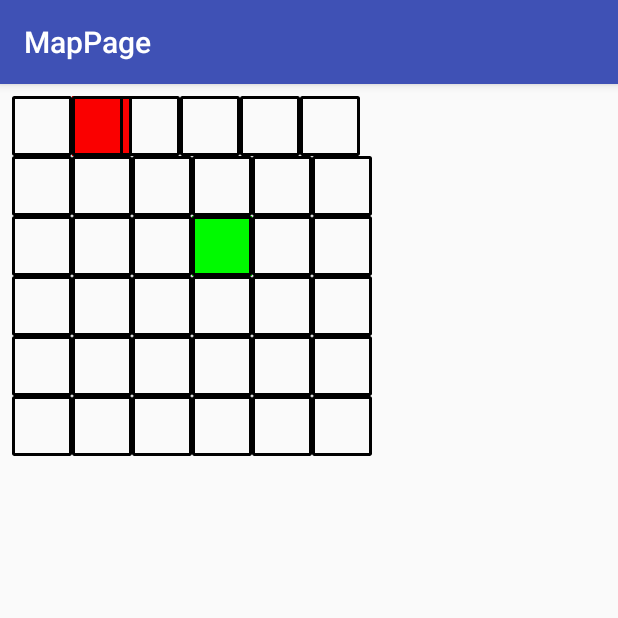
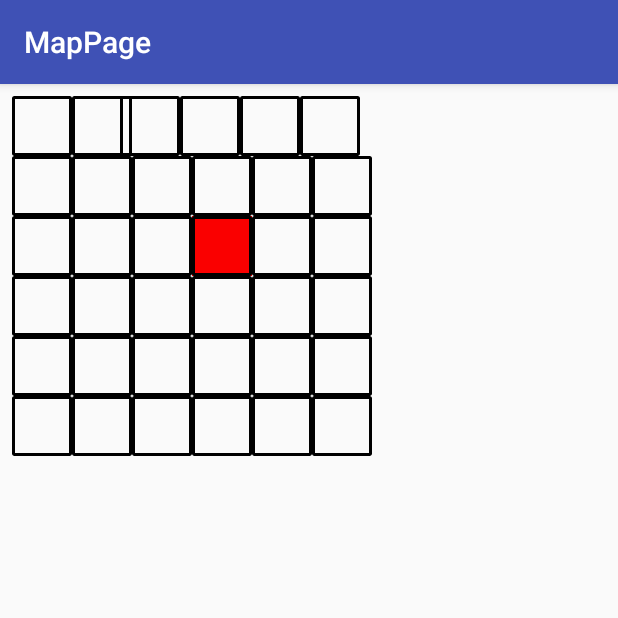
Before and after one commit to aryan9/WiFiRSSIMapper, an Android app: the MapActivity screen opened directly, with no data from a screen before it, on a phone screen of 412 x 824 dp, the top half of it. Run offline under Robolectric (Android 15) with nearby library versions, the phone set to English and light mode, and no system bars.

Commit message:
Added function to plot the given x and y coordinates.

```diff
--- a/app/src/main/java/com/example/a0132535/wifirssimapper/MainActivity.java
+++ b/app/src/main/java/com/example/a0132535/wifirssimapper/MainActivity.java
@@ -62,6 +62,8 @@ public class MainActivity extends AppCompatActivity {
     boolean wifiScanResultsReceived = true;
     RSSIDistanceDbHelper RssiDistanceDb;
     CalculateDistanceFromRSSI DistanceClass;
+
+    MapActivity mapActivity;
 
     @Override
     protected void onCreate(Bundle savedInstanceState) {
@@ -202,6 +204,7 @@ public class MainActivity extends AppCompatActivity {
             public void onClick(View v) {
                 Intent mapIntent = new Intent(MainActivity.this, MapActivity.class);
                 startActivity(mapIntent);
+                //mapActivity.PlotCoordinates(2.5,3.5);
                 //DistanceClass.printVal();
 
 //                RSSIinformation InfoObject = new RSSIinformation();
@@ -385,10 +388,6 @@ public class MainActivity extends AppCompatActivity {
             double currentMinDistance = 10000;
 
             for(int i = 0; i < wifiList.size(); i++){
-
-//                sb.append(new Integer(i+1).toString() + ". ");
-//                sb.append((wifiList.get(i)).toString());
-//                sb.append("\n\n");
                 if(wifiList.get(i).SSID.toString().equals(APs[0]))
                 {
                     sb.append(wifiList.get(i).SSID.toString() + "\n");
@@ -491,6 +490,7 @@ public class MainActivity extends AppCompatActivity {
                 }
             });
 
+
             Log.d(TAG,sb.toString());
             tvScanResults.setText(sb);
             wifiScanResultsReceived = true;
--- a/app/src/main/java/com/example/a0132535/wifirssimapper/MapActivity.java
+++ b/app/src/main/java/com/example/a0132535/wifirssimapper/MapActivity.java
@@ -6,6 +6,7 @@ import android.os.Bundle;
 import android.support.v7.app.AppCompatActivity;
 import android.view.View;
 import android.widget.ImageView;
+import android.widget.Toast;
 
 /**
  * Created by a0229883 on 05-Apr-17.
@@ -20,9 +21,34 @@ public class MapActivity extends AppCompatActivity {
 
         ImageView IV, IV1;
         IV = (ImageView)findViewById(R.id.SQ2);
-        IV.setBackgroundColor(Color.rgb(250, 0, 0));
+        //IV.setBackgroundColor(Color.rgb(250, 0, 0));
 
         IV1 = (ImageView)findViewById(R.id.SQ16);
-        IV1.setBackgroundColor(Color.rgb(0, 250, 0));
+        //IV1.setBackgroundColor(Color.rgb(0, 250, 0));
+        PlotCoordinates(205,305);
+    }
+    private int getStringResourceByName(String aString) {
+        String packageName = getPackageName();
+        int resId = getResources().getIdentifier(aString, "id", packageName);
+        return resId;
+    }
+    public void PlotCoordinates(double x, double y){
+
+        int x1, y1, boxID;
+
+        if(x > 601 || y > 601){
+            Toast.makeText(MapActivity.this, "Invalid Coordinates", Toast.LENGTH_LONG );
+        }
+        else {
+            x1 = (int)(x/100);
+            y1 = (int)(y/100);
+
+            boxID = (x1*6) + y1 + 1;
+
+            String ViewID = "SQ" + Integer.toString(boxID);
+            ImageView boxView = (ImageView) findViewById(getStringResourceByName(ViewID));
+            boxView.setBackgroundColor(Color.rgb(250, 0, 0));
+
+        }
     }
 }
```
